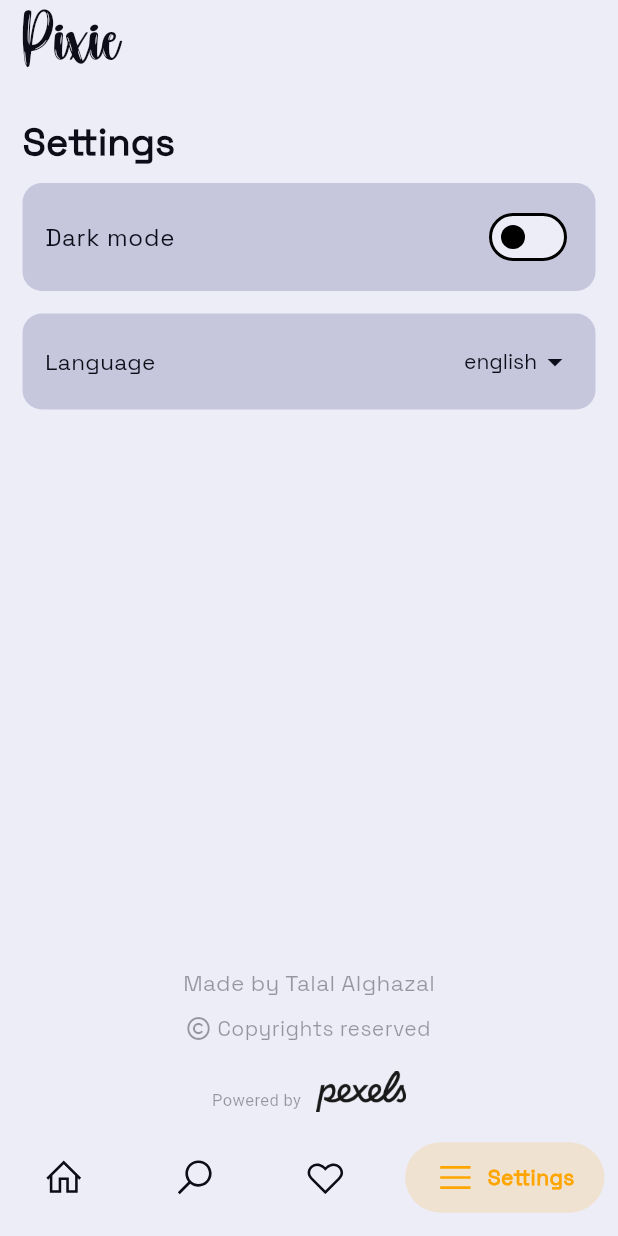
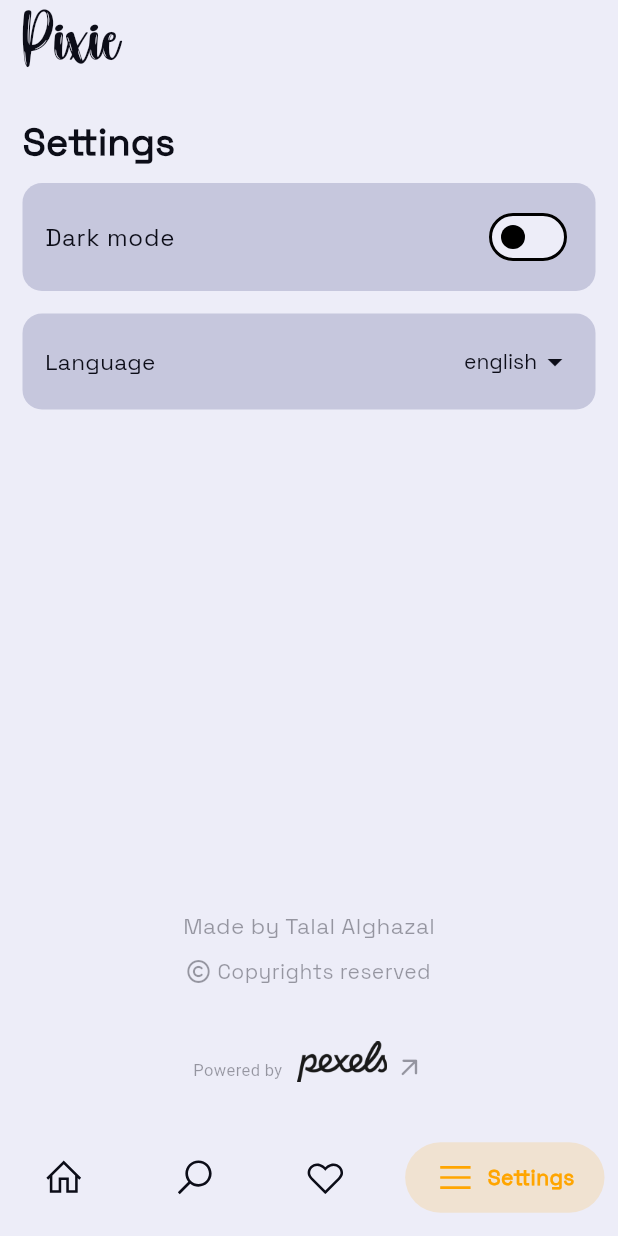
Before and after one commit to talalalghazal5/Pixie, a Flutter app: the screen it shows after launch, swiped to page 4, on a phone screen of 412 x 824 dp. Run offline on Flutter 3.47's test engine with Material 3 defaults, Android fonts, the phone set to English and light mode, and no system bars; drawn by our look-alikes of google_nav_bar; our stand-ins replace cached_network_image, dio, flutter_cache_manager, font_awesome_flutter, get, hive and 5 more; missing offline and left inert: wallpaper_manager_plus; accounts and stored records are empty; network calls fail.

Commit message:
created a component for crediting Pexels

```diff
--- /dev/null
+++ b/pixie/lib/UI/components/pexels_crediting.dart
@@ -0,0 +1,49 @@
+import 'package:flutter/material.dart';
+import 'package:font_awesome_flutter/font_awesome_flutter.dart';
+import 'package:get/get.dart';
+import 'package:pixie/controllers/settings_controller.dart';
+import 'package:url_launcher/url_launcher_string.dart';
+
+class PexelsCrediting extends StatelessWidget {
+  const PexelsCrediting({
+    super.key,
+  });
+
+  @override
+  Widget build(BuildContext context) {
+    return Padding(
+      padding: const EdgeInsets.all(20),
+      child: Row(
+        crossAxisAlignment: CrossAxisAlignment.end,
+        mainAxisAlignment: MainAxisAlignment.center,
+        children: [
+          Text(
+            'poweredBy'.tr,
+            style: TextStyle(
+                fontSize: 11,
+                color:
+                    Theme.of(context).colorScheme.inversePrimary.withAlpha(100)),
+          ),
+          const SizedBox(
+            width: 10,
+          ),
+          GetBuilder<SettingsController>(
+            builder: (controller) {
+              return GestureDetector(
+                onTap: () => launchUrlString("https://pexels.com"),
+                child: Image.asset(
+                  controller.isDarkMode.value
+                      ? 'assets/images/pexels_logo_white.png'
+                      : 'assets/images/pexels_logo_black.png',
+                  width: 60,
+                ),
+              );
+            }
+          ),
+          const SizedBox(width: 5,),
+          Icon(Icons.arrow_outward_rounded, size: 20  , color: Theme.of(context).colorScheme.inversePrimary.withAlpha(100),),
+        ],
+      ),
+    );
+  }
+}
--- a/pixie/lib/UI/view/loading_page.dart
+++ b/pixie/lib/UI/view/loading_page.dart
@@ -1,5 +1,6 @@
 import 'package:flutter/material.dart';
 import 'package:get/get.dart';
+import 'package:pixie/UI/components/pexels_crediting.dart';
 import 'package:pixie/UI/view/main_page.dart';
 import 'package:pixie/controllers/photos_controller.dart';
 
@@ -46,21 +47,7 @@ class _LoadingPageState extends State<LoadingPage> {
                       ),
                     ),
                     const Spacer(),
-                    const Text(
-                      '',
-                      style: TextStyle(
-                        fontFamily: 'space',
-                        fontSize: 10,
-                      ),
-                    ),
-                    const SizedBox(
-                      height: 5,
-                    ),
-                    Image.asset('assets/images/pexels_logo_black.png',
-                        width: 60),
-                    const SizedBox(
-                      height: 40,
-                    )
+                    const PexelsCrediting()
                   ],
                 );
               }
--- a/pixie/lib/UI/view/settings_page.dart
+++ b/pixie/lib/UI/view/settings_page.dart
@@ -1,6 +1,7 @@
 import 'package:flutter/material.dart';
 import 'package:font_awesome_flutter/font_awesome_flutter.dart';
 import 'package:get/get.dart';
+import 'package:pixie/UI/components/pexels_crediting.dart';
 import 'package:pixie/controllers/my_locale_controller.dart';
 import 'package:pixie/controllers/settings_controller.dart';
 import 'package:url_launcher/url_launcher_string.dart';
@@ -191,32 +192,9 @@ class _SettingsPageState extends State<SettingsPage> {
             ),
           ),
           const Spacer(),
-          Align(
+          const Align(
             alignment: Alignment.center,
-            child: Row(
-              crossAxisAlignment: CrossAxisAlignment.end,
-              mainAxisAlignment: MainAxisAlignment.center,
-              children: [
-                Text(
-                  'poweredBy'.tr,
-                  style: TextStyle(
-                      fontSize: 11,
-                      color: Theme.of(context)
-                          .colorScheme
-                          .inversePrimary
-                          .withAlpha(100)),
-                ),
-                const SizedBox(
-                  width: 10,
-                ),
-                Image.asset(
-                  settingsController.isDarkMode.value
-                      ? 'assets/images/pexels_logo_white.png'
-                      : 'assets/images/pexels_logo_black.png',
-                  width: 60,
-                )
-              ],
-            ),
+            child: PexelsCrediting()
           ),
         ]),
       ),
--- a/pixie/lib/controllers/settings_controller.dart
+++ b/pixie/lib/controllers/settings_controller.dart
@@ -16,14 +16,17 @@ class SettingsController extends GetxController {
     isDarkMode.value = !isDarkMode.value;
     Get.changeThemeMode(isDarkMode.value ? ThemeMode.dark : ThemeMode.light);
     saveTheme(isDarkMode.value); // this is for saving the selection of the theme mode in order to cache it.
+    update();
   }
 
   void saveTheme(bool isDark) {
     preferences.setBool('darkMode', isDark); // caching the preference of the theme mode.
+    update();
   }
 
   void loadTheme() {
     isDarkMode.value = preferences.getBool('darkMode') ?? false;
     Get.changeThemeMode(isDarkMode.value ? ThemeMode.dark : ThemeMode.light); // we changed the theme mode here to load the last mode selected.
+    update();
   }
 }
```
